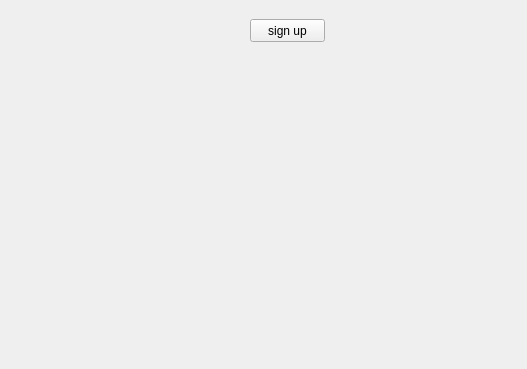
First picture: the form in sign_up.ui, repository arm2050/testproject2, before the edit; both pictures show x 0 to 527 and y 231 to 600 of the 800 by 600 pixel window.
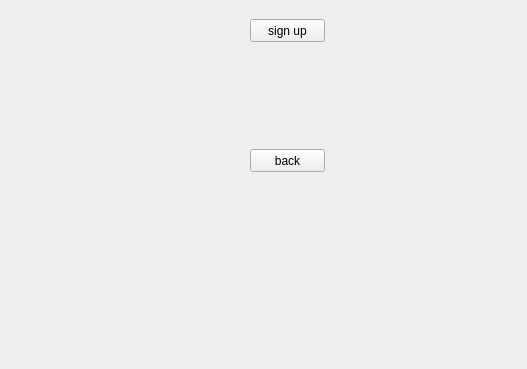
Second picture: the form after the edit.

Commit message: back button created in sign_up.ui file

The edit to the form file:
```diff
--- a/sign_up.ui
+++ b/sign_up.ui
@@ -73,6 +73,19 @@
      <string>sign up</string>
     </property>
    </widget>
+   <widget class="QPushButton" name="back">
+    <property name="geometry">
+     <rect>
+      <x>250</x>
+      <y>380</y>
+      <width>75</width>
+      <height>23</height>
+     </rect>
+    </property>
+    <property name="text">
+     <string>back</string>
+    </property>
+   </widget>
   </widget>
   <widget class="QMenuBar" name="menubar">
    <property name="geometry">
```
The commit also changes 1 other file.
